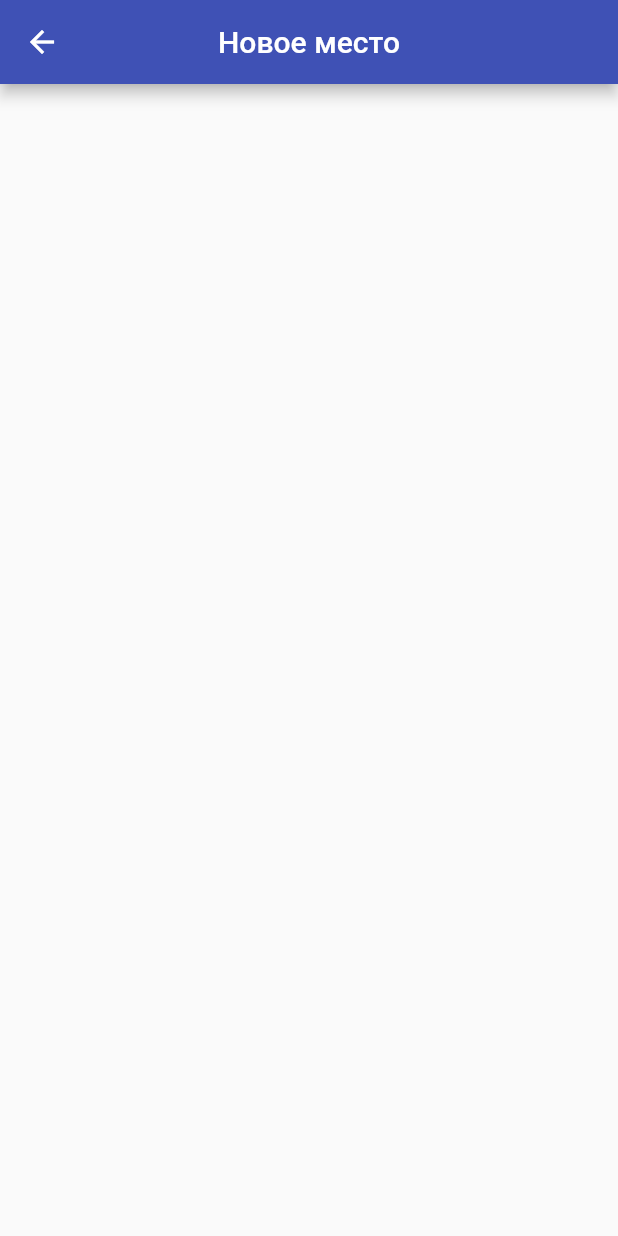
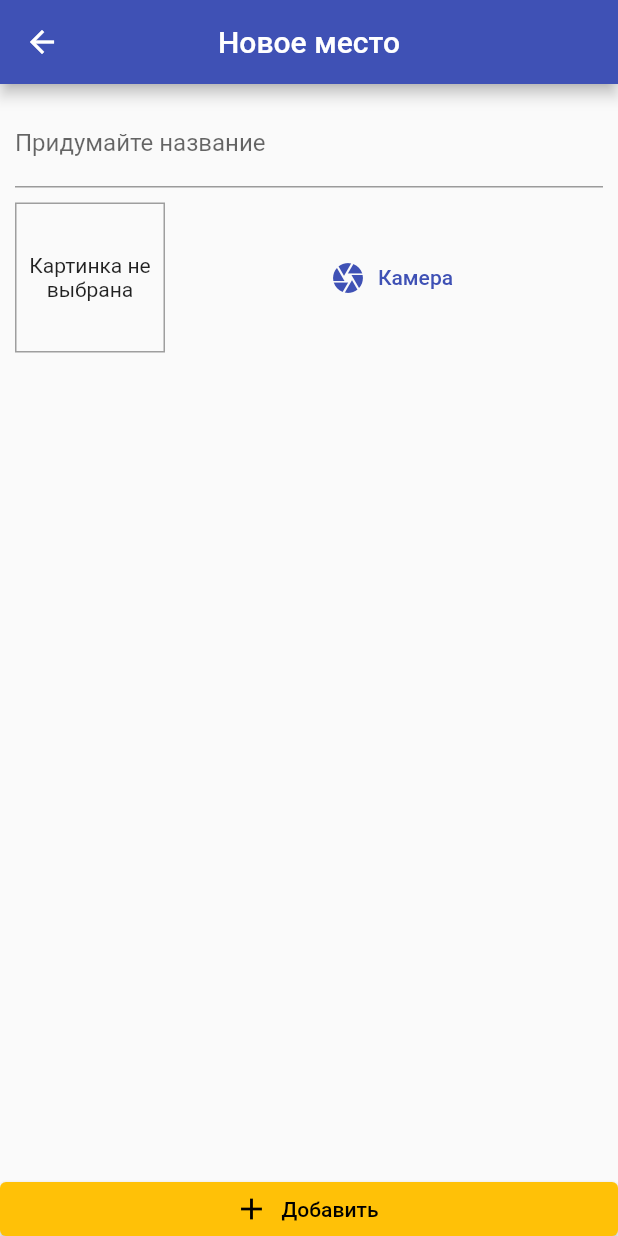
Before and after one commit to Puzikovsa/my_memorable_places, a Flutter app: the AddedPlacePage screen opened by its route, on a phone screen of 412 x 824 dp. Run offline on Flutter 3.47's test engine with Material 2 defaults, Android fonts, the phone set to English and light mode, and no system bars; our stand-ins replace image_picker.

Commit message:
worked out interaction with the phone camera to class ImageInput

```diff
--- a/lib/main.dart
+++ b/lib/main.dart
@@ -21,7 +21,7 @@ class MyApp extends StatelessWidget {
         ),
       home: const PlacesPage(),
       routes: {
-        AddedPlacePage.rout: (context) => const AddedPlacePage()
+        AddedPlacePage.rout: (context) => AddedPlacePage()
       },
     );
   }
--- a/lib/pages/added_place_page.dart
+++ b/lib/pages/added_place_page.dart
@@ -1,9 +1,12 @@
 import 'package:flutter/material.dart';
 
-class AddedPlacePage extends StatelessWidget{
+import '../widgets/image_input.dart';
+
+class AddedPlacePage extends StatelessWidget {
   static const String rout = '/add_place';
+  final _titleController = TextEditingController();
 
-  const AddedPlacePage({super.key});
+  AddedPlacePage({super.key});
 
   @override
   Widget build(BuildContext context) {
@@ -12,7 +15,48 @@ class AddedPlacePage extends StatelessWidget{
         centerTitle: true,
         title: const Text('Новое место'),
       ),
+      body: Column(
+        crossAxisAlignment: CrossAxisAlignment.stretch,
+        children: [
+          Expanded(
+            child: SingleChildScrollView(
+              child: Padding(
+                padding: const EdgeInsets.all(10),
+                child: Column(
+                  children: [
+                    TextField(
+                      decoration: const InputDecoration(
+                        labelText: 'Придумайте название',
+                      ),
+                      controller: _titleController,
+                    ),
+                    const SizedBox(
+                      height: 10,
+                    ),
+                    const ImageInput()
+                  ],
+                ),
+              ),
+            ),
+          ),
+          ElevatedButton.icon(
+            onPressed: () {
+              Navigator.pop(context);
+            },
+            icon: const Icon(
+              Icons.add,
+              color: Colors.black,
+            ),
+            label: const Text(
+              'Добавить',
+              style: TextStyle(color: Colors.black),
+            ),
+            style: ElevatedButton.styleFrom(
+                tapTargetSize: MaterialTapTargetSize.shrinkWrap,
+                backgroundColor: Theme.of(context).colorScheme.secondary),
+          ),
+        ],
+      ),
     );
   }
-
 }
--- /dev/null
+++ b/lib/widgets/image_input.dart
@@ -0,0 +1,69 @@
+import 'dart:io';
+
+import 'package:flutter/material.dart';
+import 'package:image_picker/image_picker.dart';
+import 'package:path_provider/path_provider.dart' as syspath;
+import 'package:path/path.dart' as path;
+
+class ImageInput extends StatefulWidget {
+  const ImageInput({super.key});
+
+  @override
+  State<ImageInput> createState() => _ImageInputState();
+}
+
+class _ImageInputState extends State<ImageInput> {
+  File? _storedImage;
+
+  _takePicture() async {
+    final picker = ImagePicker();
+    final imageFile =
+        await picker.pickImage(source: ImageSource.camera, maxWidth: 600);
+    setState(() {
+      _storedImage = File(imageFile!.path);
+    });
+
+    final appDir = await syspath.getApplicationDocumentsDirectory();
+    final fileName = path.basename(_storedImage!.path);
+    final savedImage = await _storedImage!.copy('${appDir.path}/$fileName');
+  }
+
+  @override
+  Widget build(BuildContext context) {
+    return Row(
+      children: [
+        Container(
+          alignment: Alignment.center,
+          width: 100,
+          height: 100,
+          decoration: BoxDecoration(
+            border: Border.all(
+              width: 1,
+              color: Colors.grey,
+            ),
+          ),
+          child: _storedImage != null
+              ? Image.file(
+                  _storedImage!,
+                  fit: BoxFit.cover,
+                  width: double.infinity,
+                )
+              : const Text(
+                  'Картинка не выбрана',
+                  textAlign: TextAlign.center,
+                ),
+        ),
+        const SizedBox(
+          width: 10,
+        ),
+        Expanded(
+          child: TextButton.icon(
+            onPressed: _takePicture,
+            icon: const Icon(Icons.camera),
+            label: const Text('Камера'),
+          ),
+        ),
+      ],
+    );
+  }
+}
--- a/pubspec.yaml
+++ b/pubspec.yaml
@@ -33,6 +33,9 @@ dependencies:
     sdk: flutter
 
   provider: ^6.0.5
+  image_picker: ^1.0.2
+  path: ^1.8.2
+  path_provider: ^2.1.0
 
 
   # The following adds the Cupertino Icons font to your application.
```
Also changed, not shown: lib/pages/places_page.dart (+6 -2 lines), lib/providers/my_place.dart (added, +12 -0 lines), pubspec.lock, 7 other files.
